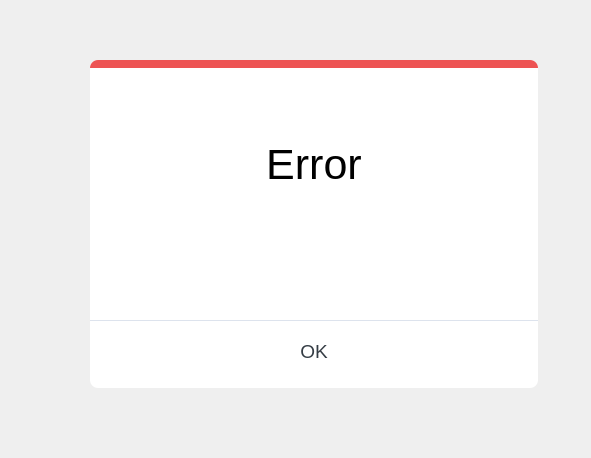
Old version of the form AdaptiveLayout/MessageBoxError.ui in the repository wangjiealice/IPCPipeProcessCommunication.
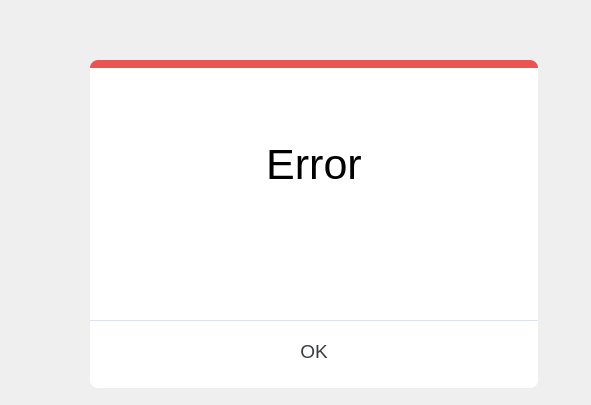
New version of the form. Icons and pictures are not drawn.

```diff
--- a/AdaptiveLayout/MessageBoxError.ui
+++ b/AdaptiveLayout/MessageBoxError.ui
@@ -7,7 +7,7 @@
     <x>0</x>
     <y>0</y>
     <width>591</width>
-    <height>458</height>
+    <height>405</height>
    </rect>
   </property>
   <property name="windowTitle">
@@ -150,9 +150,9 @@
     <property name="geometry">
      <rect>
       <x>0</x>
-      <y>140</y>
+      <y>150</y>
       <width>441</width>
-      <height>101</height>
+      <height>102</height>
      </rect>
     </property>
     <layout class="QHBoxLayout" name="horizontalLayout">
@@ -173,39 +173,38 @@
       </spacer>
      </item>
      <item>
-      <widget class="QTextBrowser" name="messageBoxContent">
+      <widget class="QLabel" name="messageBoxContent">
+       <property name="sizePolicy">
+        <sizepolicy hsizetype="Fixed" vsizetype="Fixed">
+         <horstretch>0</horstretch>
+         <verstretch>0</verstretch>
+        </sizepolicy>
+       </property>
        <property name="minimumSize">
         <size>
          <width>360</width>
-         <height>0</height>
+         <height>100</height>
         </size>
        </property>
        <property name="font">
         <font>
-         <family>Frutiger Next W1G 8px</family>
-         <weight>50</weight>
-         <italic>false</italic>
-         <bold>false</bold>
+         <family>Segoe UI</family>
+         <pointsize>14</pointsize>
         </font>
        </property>
        <property name="styleSheet">
-        <string notr="true">QTextBrowser{
-                  color:#828D9E;
-                  }
-                </string>
+        <string notr="true">QLabel{
+color:#828D9E;
+                  }</string>
        </property>
-       <property name="verticalScrollBarPolicy">
-        <enum>Qt::ScrollBarAlwaysOff</enum>
+       <property name="text">
+        <string/>
        </property>
-       <property name="horizontalScrollBarPolicy">
-        <enum>Qt::ScrollBarAlwaysOff</enum>
+       <property name="alignment">
+        <set>Qt::AlignHCenter|Qt::AlignTop</set>
        </property>
-       <property name="html">
-        <string>&lt;!DOCTYPE HTML PUBLIC &quot;-//W3C//DTD HTML 4.0//EN&quot; &quot;http://www.w3.org/TR/REC-html40/strict.dtd&quot;&gt;
-&lt;html&gt;&lt;head&gt;&lt;meta name=&quot;qrichtext&quot; content=&quot;1&quot; /&gt;&lt;style type=&quot;text/css&quot;&gt;
-p, li { white-space: pre-wrap; }
-&lt;/style&gt;&lt;/head&gt;&lt;body style=&quot; font-family:'Frutiger Next W1G 8px'; font-size:7.8pt; font-weight:400; font-style:normal;&quot;&gt;
-&lt;p align=&quot;center&quot; style=&quot;-qt-paragraph-type:empty; margin-top:0px; margin-bottom:0px; margin-left:0px; margin-right:0px; -qt-block-indent:0; text-indent:0px;&quot;&gt;&lt;br /&gt;&lt;/p&gt;&lt;/body&gt;&lt;/html&gt;</string>
+       <property name="wordWrap">
+        <bool>true</bool>
        </property>
       </widget>
      </item>
```
